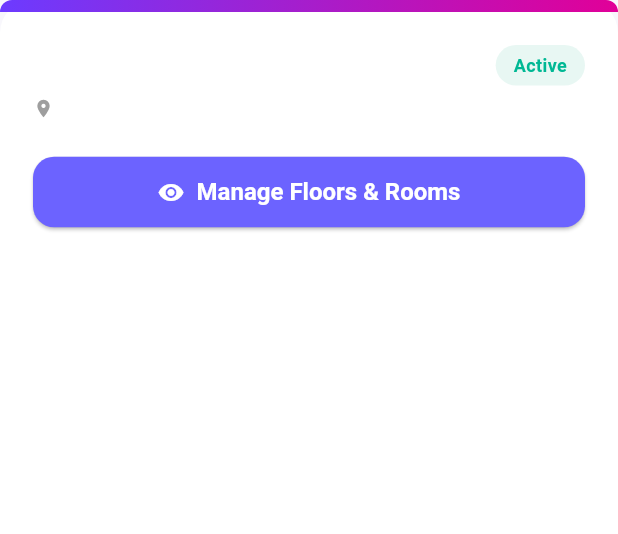
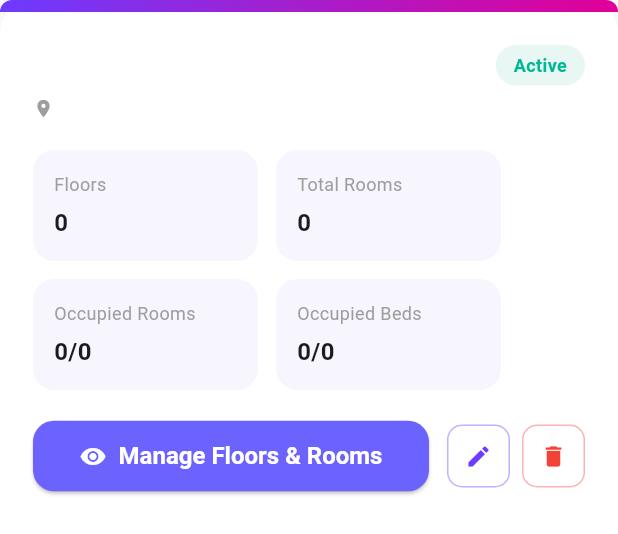
Before and after one commit to RavichandraYB-29/SmartStay, a Flutter app: the _HostelCard widget shown alone on an empty page, opened directly with empty values, on a phone screen of 412 x 824 dp. Shown: the top 534 px of the screen. Run offline on Flutter 3.47's test engine with Material 3 defaults, Android fonts, the phone set to English and light mode, and no system bars; our stand-ins replace cloud_firestore, firebase_auth, firebase_core, fl_chart, google_sign_in; accounts and stored records are empty.

Commit message:
feat: Enhance Admin and Hostel Management screens with layout fixes and additional metrics

```diff
--- a/lib/screens/hostel_management_screen.dart
+++ b/lib/screens/hostel_management_screen.dart
@@ -56,19 +56,31 @@ class HostelManagementScreen extends StatelessWidget {
                   );
                 }
 
-                return Wrap(
-                  spacing: 24,
-                  runSpacing: 24,
-                  children: snapshot.data!.docs.map((doc) {
+                return GridView.builder(
+                  shrinkWrap: true,
+                  physics: const NeverScrollableScrollPhysics(),
+                  gridDelegate: const SliverGridDelegateWithFixedCrossAxisCount(
+                    crossAxisCount: 2,
+                    crossAxisSpacing: 24,
+                    mainAxisSpacing: 24,
+                    childAspectRatio: 1.35,
+                  ),
+                  itemCount: snapshot.data!.docs.length,
+                  itemBuilder: (context, i) {
+                    final doc = snapshot.data!.docs[i];
                     final data = doc.data() as Map<String, dynamic>;
 
                     return _HostelCard(
-                      hostelId: doc.id, // ✅ CORRECT
+                      hostelId: doc.id,
                       name: data['name'] ?? '',
                       address: data['address'] ?? '',
                       floors: data['floors'] ?? 0,
+                      totalRooms: data['totalRooms'] ?? 0,
+                      occupiedRooms: data['occupiedRooms'] ?? 0,
+                      totalBeds: data['totalBeds'] ?? 0,
+                      occupiedBeds: data['occupiedBeds'] ?? 0,
                     );
-                  }).toList(),
+                  },
                 );
               },
             ),
@@ -160,7 +172,7 @@ class _Header extends StatelessWidget {
 }
 
 ////////////////////////////////////////////////////////////////////////////////
-/// METRICS
+/// METRICS ROW
 ////////////////////////////////////////////////////////////////////////////////
 
 class _MetricsRow extends StatelessWidget {
@@ -175,14 +187,22 @@ class _MetricsRow extends StatelessWidget {
           .where('ownerId', isEqualTo: ownerId)
           .snapshots(),
       builder: (context, snapshot) {
-        final total = snapshot.data?.docs.length ?? 0;
+        final hostels = snapshot.data?.docs ?? [];
+
+        int floors = 0, rooms = 0, beds = 0;
+        for (var d in hostels) {
+          final m = d.data() as Map<String, dynamic>;
+          floors += (m['floors'] ?? 0) as int;
+          rooms += (m['totalRooms'] ?? 0) as int;
+          beds += (m['totalBeds'] ?? 0) as int;
+        }
 
         return Row(
           children: [
-            _MetricCard('Total Hostels', '$total'),
-            _MetricCard('Total Floors', '0'),
-            _MetricCard('Total Rooms', '0'),
-            _MetricCard('Total Beds', '0'),
+            _MetricCard('Total Hostels', hostels.length.toString()),
+            _MetricCard('Total Floors', floors.toString()),
+            _MetricCard('Total Rooms', rooms.toString()),
+            _MetricCard('Total Beds', beds.toString()),
           ],
         );
       },
@@ -191,7 +211,7 @@ class _MetricsRow extends StatelessWidget {
 }
 
 ////////////////////////////////////////////////////////////////////////////////
-/// HOSTEL CARD
+/// HOSTEL CARD (FIGMA EXACT)
 ////////////////////////////////////////////////////////////////////////////////
 
 class _HostelCard extends StatelessWidget {
@@ -199,18 +219,25 @@ class _HostelCard extends StatelessWidget {
   final String name;
   final String address;
   final int floors;
+  final int totalRooms;
+  final int occupiedRooms;
+  final int totalBeds;
+  final int occupiedBeds;
 
   const _HostelCard({
     required this.hostelId,
     required this.name,
     required this.address,
     required this.floors,
+    required this.totalRooms,
+    required this.occupiedRooms,
+    required this.totalBeds,
+    required this.occupiedBeds,
   });
 
   @override
   Widget build(BuildContext context) {
     return Container(
-      width: 520,
       decoration: AppDecorations.hostelCard,
       child: Column(
         crossAxisAlignment: CrossAxisAlignment.start,
@@ -259,7 +286,21 @@ class _HostelCard extends StatelessWidget {
                     ),
                   ],
                 ),
-                const SizedBox(height: 22),
+                const SizedBox(height: 18),
+
+                Wrap(
+                  spacing: 12,
+                  runSpacing: 12,
+                  children: [
+                    _miniStat('Floors', floors.toString()),
+                    _miniStat('Total Rooms', totalRooms.toString()),
+                    _miniStat('Occupied Rooms', '$occupiedRooms/$totalRooms'),
+                    _miniStat('Occupied Beds', '$occupiedBeds/$totalBeds'),
+                  ],
+                ),
+
+                const SizedBox(height: 20),
+
                 Row(
                   children: [
                     Expanded(
@@ -279,6 +320,25 @@ class _HostelCard extends StatelessWidget {
                         label: const Text('Manage Floors & Rooms'),
                       ),
                     ),
+                    const SizedBox(width: 12),
+                    _iconAction(
+                      icon: Icons.edit,
+                      color: const Color(0xFF6C3BFF),
+                      onTap: () {
+                        // TODO: Edit Hostel Dialog
+                      },
+                    ),
+                    const SizedBox(width: 8),
+                    _iconAction(
+                      icon: Icons.delete,
+                      color: Colors.red,
+                      onTap: () async {
+                        await FirebaseFirestore.instance
+                            .collection('hostels')
+                            .doc(hostelId)
+                            .delete();
+                      },
+                    ),
                   ],
                 ),
               ],
@@ -288,10 +348,52 @@ class _HostelCard extends StatelessWidget {
       ),
     );
   }
+
+  Widget _miniStat(String t, String v) {
+    return Container(
+      padding: const EdgeInsets.all(14),
+      width: 150,
+      decoration: BoxDecoration(
+        color: const Color(0xFFF7F6FF),
+        borderRadius: BorderRadius.circular(14),
+      ),
+      child: Column(
+        crossAxisAlignment: CrossAxisAlignment.start,
+        children: [
+          Text(t, style: const TextStyle(fontSize: 12, color: Colors.grey)),
+          const SizedBox(height: 6),
+          Text(
+            v,
+            style: const TextStyle(fontWeight: FontWeight.bold, fontSize: 16),
+          ),
+        ],
+      ),
+    );
+  }
+
+  Widget _iconAction({
+    required IconData icon,
+    required Color color,
+    required VoidCallback onTap,
+  }) {
+    return InkWell(
+      borderRadius: BorderRadius.circular(10),
+      onTap: onTap,
+      child: Container(
+        width: 42,
+        height: 42,
+        decoration: BoxDecoration(
+          borderRadius: BorderRadius.circular(10),
+          border: Border.all(color: color.withOpacity(0.4)),
+        ),
+        child: Icon(icon, size: 18, color: color),
+      ),
+    );
+  }
 }
 
 ////////////////////////////////////////////////////////////////////////////////
-/// SMALL WIDGETS + DESIGN SYSTEM (UNCHANGED)
+/// SMALL UI
 ////////////////////////////////////////////////////////////////////////////////
 
 class _MetricCard extends StatelessWidget {
@@ -355,6 +457,10 @@ class _SectionTitle extends StatelessWidget {
   }
 }
 
+////////////////////////////////////////////////////////////////////////////////
+/// DESIGN SYSTEM
+////////////////////////////////////////////////////////////////////////////////
+
 class AppColors {
   static const bg = Color(0xFFF6F7FB);
 }
```
Also changed, not shown: lib/screens/admin_dashboard.dart (+37 -19 lines).
